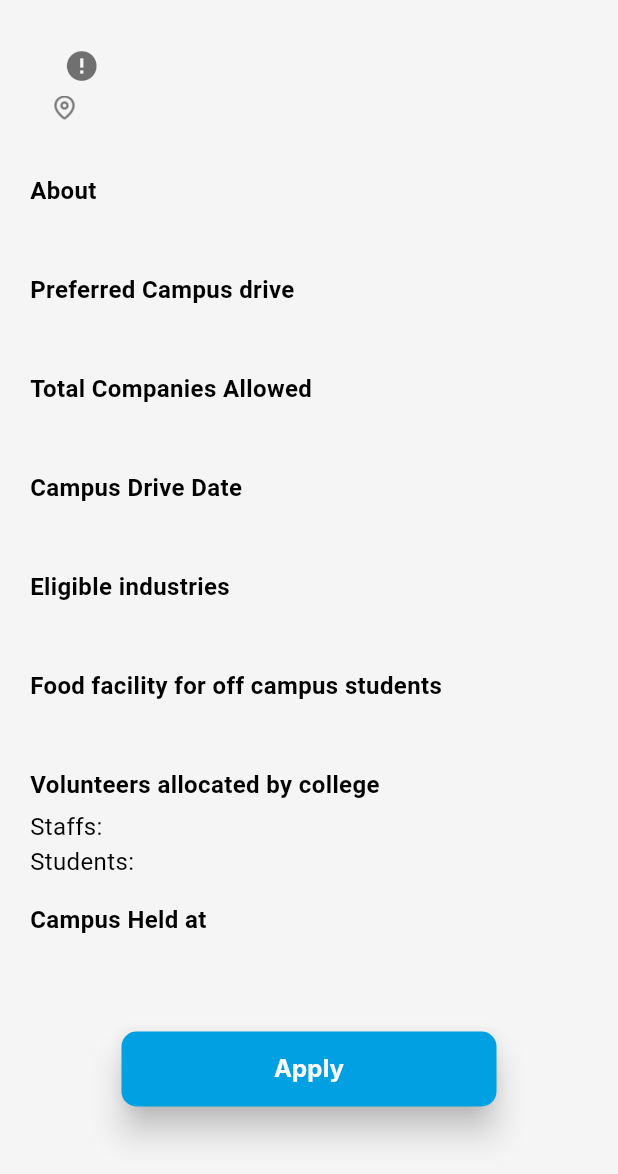
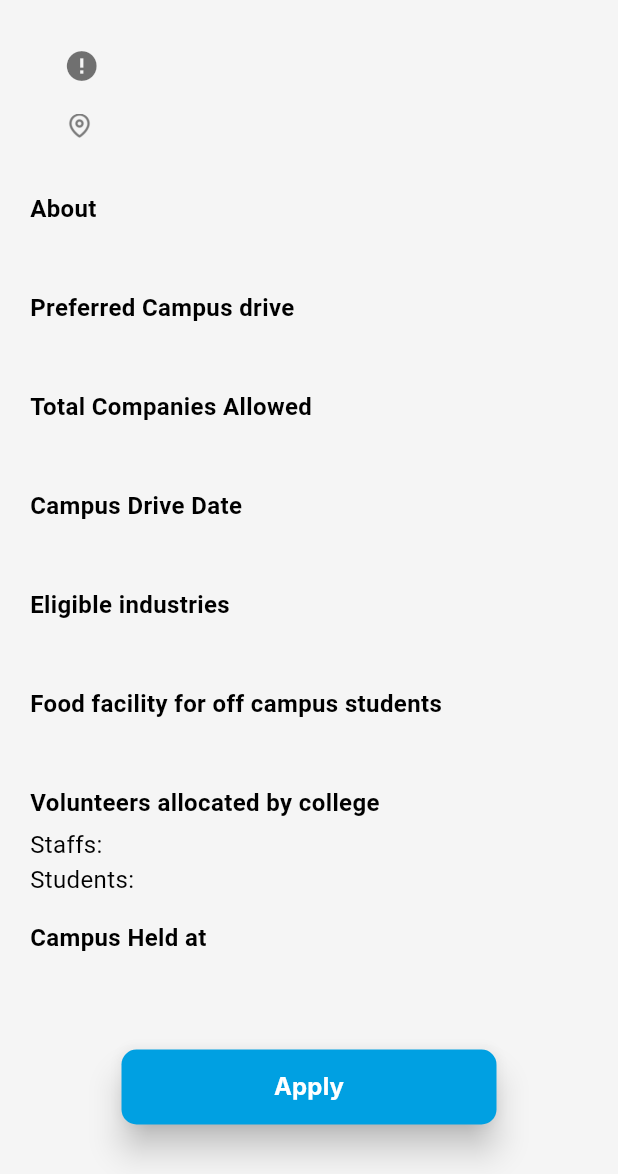
Before and after one commit to NivasKumaravel/getifyjobsrecruiter, a Flutter app: the Recruiter_College_Detail_Screen screen opened directly with empty values, on a phone screen of 412 x 824 dp, the part 62-1236 px from its top. Run offline on Flutter 3.47's test engine with Material 3 defaults, Android fonts, the phone set to English and light mode, and no system bars; our stand-ins replace dio, dotted_border, file_picker, firebase_core, firebase_messaging, flutter_easyloading and 21 more; missing offline and left inert: dart:ffi, flutter_pdfview, qr_code_scanner, super_tag_editor; accounts and stored records are empty; network calls fail; Roboto replaces fonts that are missing (Inter, inter); project files that could hold a hidden picture were left out.

Commit message:
Committing Fixing Bugs

```diff
--- a/lib/Src/Recruiter_Mobile_Screen/Home_DashBoard/Recruiter_Job_UI/Recruiter_Campus_Job_Ui/Recruiter_College_Detail_Screen.dart
+++ b/lib/Src/Recruiter_Mobile_Screen/Home_DashBoard/Recruiter_Job_UI/Recruiter_Campus_Job_Ui/Recruiter_College_Detail_Screen.dart
@@ -62,8 +62,13 @@ class _Recruiter_College_Detail_ScreenState
               buildCompanyInfoRow(campusResponseData?.logo ?? "",
                   campusResponseData?.name ?? "", pdfT, 39, 39, isMapLogo: false),
 
-              buildCompanyInfoRow(
-                  "map-pin (1).png", campusResponseData?.location ?? "", posttxt, 16, 16, isMapLogo: true),
+              const SizedBox(height: 12),
+
+              Padding(
+                padding: const EdgeInsets.only(left: 10),
+                child: buildCompanyInfoRow(
+                    "map-pin (1).png", campusResponseData?.location ?? "", posttxt, 16, 16, isMapLogo: true),
+              ),
               SizedBox(
                 height: 30,
               ),
```
